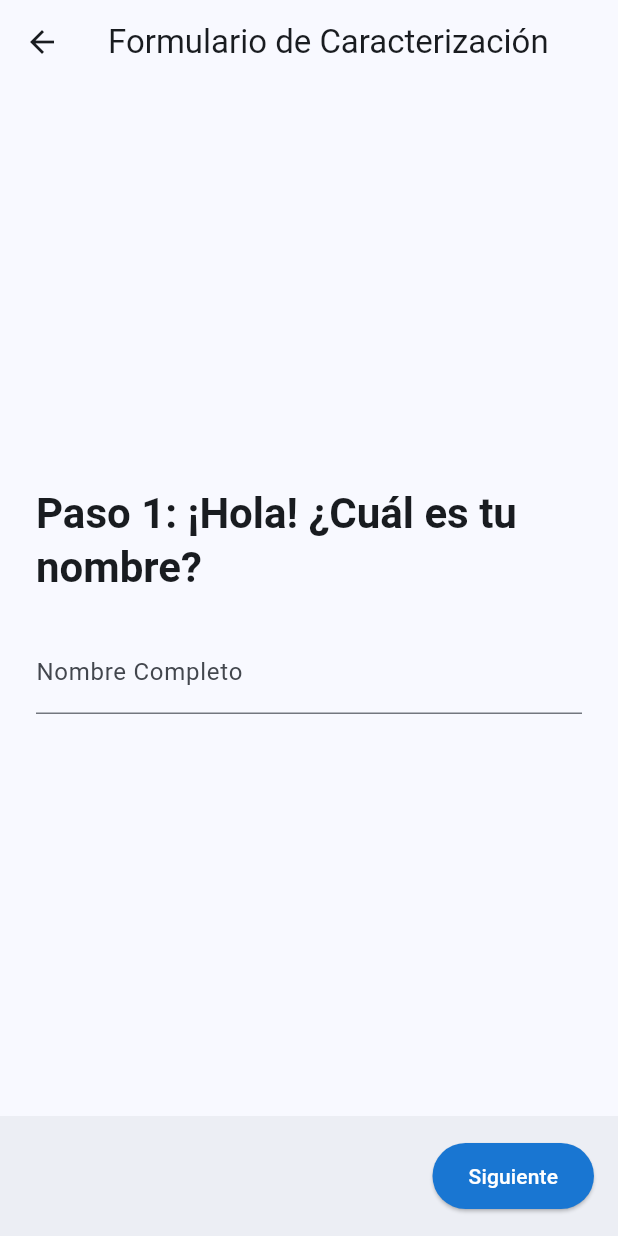
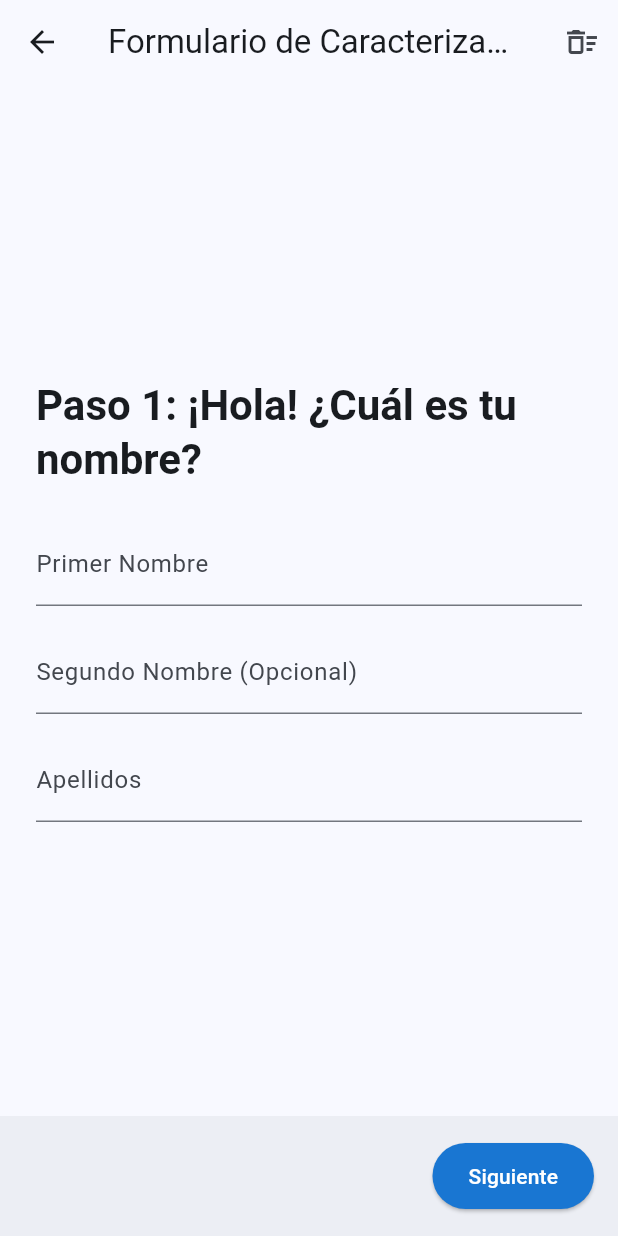
Before and after one commit to danielelgary/form_gemini_tutorial, a Flutter app: the ComplexFormPage screen opened directly, after a tap on "Siguiente", on a phone screen of 412 x 824 dp. Run offline on Flutter 3.47's test engine with Material 3 defaults, Android fonts, the phone set to English and light mode, and no system bars; drawn by our look-alikes of flutter_form_builder; our stand-ins replace form_builder_validators, shared_preferences; accounts and stored records are empty.

Commit message:
cambios temporales

```diff
--- a/lib/features/complex_form/controller/form_controller.dart
+++ b/lib/features/complex_form/controller/form_controller.dart
@@ -1,7 +1,10 @@
 // lib/features/complex_form/controller/form_controller.dart
+import 'dart:convert';
 import 'package:flutter/material.dart';
 import 'package:flutter_form_builder/flutter_form_builder.dart';
-import '../model/service_model.dart'; // Importamos el nuevo modelo de Servicio
+import 'package:form_gemini_tutorial/features/complex_form/view/submission_result_page.dart';
+import '../model/service_model.dart';
+import 'package:shared_preferences/shared_preferences.dart';
 
 class CharacterizationFormController with ChangeNotifier {
   final formKey = GlobalKey<FormBuilderState>();
@@ -10,40 +13,141 @@ class CharacterizationFormController with ChangeNotifier {
   int _currentPage = 0;
   int get currentPage => _currentPage;
 
-  // El estado principal ahora es una lista de servicios
   List<ServiceModel> services = [];
   bool? isInReps;
+  bool isLoading = false;
+
+  // Clave para guardar en SharedPreferences
+  static const String _draftKey = 'form_draft';
 
   CharacterizationFormController() {
+    _loadDraft(); // Intentamos cargar un borrador al iniciar
     pageController.addListener(() {
       final newPage = pageController.page?.round() ?? 0;
       if (newPage != _currentPage) {
         _currentPage = newPage;
         notifyListeners();
+        _saveDraft(); // Guardamos el progreso al cambiar de página
       }
     });
   }
 
-  void setIsInReps(bool value) {
-    isInReps = value;
+  // --- LÓGICA DE PERSISTENCIA DE ESTADO ---
+
+  Future<void> _saveDraft() async {
+    if (formKey.currentState == null) return;
+
+    formKey.currentState!.save();
+    final formData = formKey.currentState!.value;
+
+    final draftData = {
+      'currentPage': _currentPage,
+      'formData': formData,
+      'services': services.map((s) => {
+        'nombre': s.nombre,
+        'modalidad': s.modalidad,
+        'infraestructura': {
+          'departamento': s.infraestructura.departamento,
+          'ciudad': s.infraestructura.ciudad,
+          'direccion': s.infraestructura.direccion,
+          'disposicionLocativa': s.infraestructura.disposicionLocativa,
+          'tieneRetie': s.infraestructura.tieneRetie,
+          'capacidadInstalada': s.infraestructura.capacidadInstalada.map((c) => {'tipo': c.tipo, 'finalidad': c.finalidad}).toList(),
+        }
+      }).toList(),
+    };
+
+    final prefs = await SharedPreferences.getInstance();
+    await prefs.setString(_draftKey, json.encode(draftData));
+    print("Borrador guardado.");
+  }
+
+  Future<void> _loadDraft() async {
+    final prefs = await SharedPreferences.getInstance();
+    final draftString = prefs.getString(_draftKey);
+
+    if (draftString != null) {
+      final draftData = json.decode(draftString);
+
+      // Cargamos los servicios
+      if (draftData['services'] != null) {
+        services = (draftData['services'] as List).map((s) => ServiceModel(
+          nombre: s['nombre'],
+          modalidad: s['modalidad'],
+          infraestructura: Infraestructura(
+            departamento: s['infraestructura']['departamento'],
+            ciudad: s['infraestructura']['ciudad'],
+            direccion: s['infraestructura']['direccion'],
+            disposicionLocativa: s['infraestructura']['disposicionLocativa'],
+            tieneRetie: s['infraestructura']['tieneRetie'],
+            capacidad: (s['infraestructura']['capacidadInstalada'] as List).map((c) => CapacidadInstalada(tipo: c['tipo'], finalidad: c['finalidad'])).toList(),
+          ),
+        )).toList();
+      }
+
+      // Cargamos los datos del formulario
+      if (draftData['formData'] != null) {
+        formKey.currentState?.patchValue(draftData['formData']);
+        isInReps = formKey.currentState?.fields['isInReps']?.value;
+      }
+
+      // Navegamos a la página guardada
+      if (draftData['currentPage'] != null && pageController.hasClients) {
+        pageController.jumpToPage(draftData['currentPage']);
+      }
+
+      print("Borrador cargado.");
+      notifyListeners();
+    }
+  }
+
+  Future<void> clearDraft() async {
+    final prefs = await SharedPreferences.getInstance();
+    await prefs.remove(_draftKey);
+
+    // Reseteamos el estado
+    services.clear();
+    isInReps = null;
+    formKey.currentState?.reset();
+    if (pageController.hasClients) {
+      pageController.jumpToPage(0);
+    }
+    print("Borrador eliminado.");
     notifyListeners();
   }
 
-  // --- Métodos para gestionar la lista de servicios ---
+  // --- MÉTODOS EXISTENTES ---
+
+  void onFieldChanged() {
+    notifyListeners();
+    _saveDraft(); // Guardamos el progreso al cambiar un campo
+  }
+
+  void setIsInReps(bool? value) {
+    if (isInReps != value) {
+      isInReps = value;
+      notifyListeners();
+      _saveDraft();
+    }
+  }
+
   void addService(ServiceModel service) {
     services.add(service);
     notifyListeners();
+    _saveDraft();
   }
 
   void removeService(ServiceModel service) {
     services.remove(service);
     notifyListeners();
+    _saveDraft();
   }
 
   void updateService(int index, ServiceModel service) {
     if (index >= 0 && index < services.length) {
       services[index] = service;
       notifyListeners();
+      _saveDraft();
     }
   }
 
@@ -63,28 +167,18 @@ class CharacterizationFormController with ChangeNotifier {
     );
   }
 
-  Future<void> submitForm() async {
-    if (formKey.currentState?.saveAndValidate(focusOnInvalid: false) ?? false) {
-      final formData = formKey.currentState!.value;
-      print("--- FORMULARIO A ENVIAR ---");
-      print("Datos principales:");
-      print(formData);
-      print("--- Servicios Añadidos (${services.length}) ---");
-      for (var service in services) {
-        print("- Servicio: ${service.nombre}");
-        print("  Modalidad: ${service.modalidad}");
-        print("  Infraestructura: ${service.infraestructura.direccion}");
-        print("  Capacidad: ${service.infraestructura.capacidadInstalada.length} items");
-      }
-      print("--------------------------");
-    } else {
-      print("El formulario contiene errores.");
+  Future<void> submitForm(BuildContext context) async {
+    // ... (La lógica de construcción del JSON se mantiene igual)
+    // ...
+    // Al final, después del éxito, limpiamos el borrador.
+    try {
+      // ... (tu lógica de envío)
+      await clearDraft(); // Limpia el borrador después de un envío exitoso
+      Navigator.of(context).push(MaterialPageRoute(
+        builder: (_) => const SubmissionResultPage(success: true, message: 'Tu caracterización ha sido registrada correctamente.'),
+      ));
+    } catch (e) {
+      // ... (tu manejo de errores)
     }
   }
-
-  @override
-  void dispose() {
-    pageController.dispose();
-    super.dispose();
-  }
 }
--- a/lib/features/complex_form/model/service_model.dart
+++ b/lib/features/complex_form/model/service_model.dart
@@ -1,6 +1,5 @@
 // lib/features/complex_form/model/service_model.dart
 
-// Modelo para la capacidad instalada (consultorios, salas, etc.)
 class CapacidadInstalada {
   String tipo; // "consultorio" o "sala"
   String finalidad;
@@ -17,18 +16,12 @@ class CapacidadInstalada {
   }
 }
 
-// Modelo para la Sede (ahora llamada Infraestructura para coincidir con el JSON)
 class Infraestructura {
-  // Paso 9: Ubicación
   String departamento;
   String ciudad;
   String direccion;
-
-  // Paso 10: Detalles
-  String disposicionLocativa; // 'primer_piso', 'segundo_piso_o_mas'
+  String disposicionLocativa;
   bool tieneRetie;
-
-  // Paso 11: Capacidad Instalada
   List<CapacidadInstalada> capacidadInstalada;
 
   Infraestructura({
@@ -46,9 +39,8 @@ class Infraestructura {
   }
 }
 
-// El modelo principal que representa un Servicio completo
 class ServiceModel {
-  String nombre; // 'Atención de urgencias', 'Consulta externa', etc.
+  String nombre;
   String modalidad;
   Infraestructura infraestructura;
 
--- a/lib/features/complex_form/view/complex_form_page.dart
+++ b/lib/features/complex_form/view/complex_form_page.dart
@@ -3,13 +3,14 @@ import 'package:flutter/material.dart';
 import 'package:flutter_form_builder/flutter_form_builder.dart';
 import 'package:form_builder_validators/form_builder_validators.dart';
 import 'package:form_gemini_tutorial/features/complex_form/controller/form_controller.dart';
-import 'package:form_gemini_tutorial/features/complex_form/view/services_section_page.dart'; // Importa la nueva sección
+import 'package:form_gemini_tutorial/features/complex_form/view/services_section_page.dart';
 import 'package:provider/provider.dart';
 
+// ... (El widget SimpleQuestionPage se mantiene igual)
 class SimpleQuestionPage extends StatelessWidget {
   final String title;
-  final Widget formField;
-  const SimpleQuestionPage({super.key, required this.title, required this.formField});
+  final List<Widget> formFields;
+  const SimpleQuestionPage({super.key, required this.title, required this.formFields});
 
   @override
   Widget build(BuildContext context) {
@@ -21,12 +22,13 @@ class SimpleQuestionPage extends StatelessWidget {
         children: [
           Text(title, style: Theme.of(context).textTheme.headlineMedium?.copyWith(fontWeight: FontWeight.bold)),
           const SizedBox(height: 24),
-          formField,
+          ...formFields,
         ],
       ),
     );
   }
 }
+
 
 class ComplexFormPage extends StatelessWidget {
   const ComplexFormPage({super.key});
@@ -39,31 +41,70 @@ class ComplexFormPage extends StatelessWidget {
         appBar: AppBar(
           title: const Text("Formulario de Caracterización"),
           scrolledUnderElevation: 0,
+          // --- ¡NUEVO! Botón para limpiar el borrador ---
+          actions: [
+            Consumer<CharacterizationFormController>(
+              builder: (context, controller, child) {
+                return IconButton(
+                  icon: const Icon(Icons.delete_sweep_outlined),
+                  tooltip: "Empezar de Nuevo",
+                  onPressed: () {
+                    showDialog(
+                      context: context,
+                      builder: (dialogContext) => AlertDialog(
+                        title: const Text("¿Empezar de Nuevo?"),
+                        content: const Text("Se borrará todo el progreso que has guardado en este formulario."),
+                        actions: [
+                          TextButton(
+                            child: const Text("Cancelar"),
+                            onPressed: () => Navigator.of(dialogContext).pop(),
+                          ),
+                          TextButton(
+                            child: const Text("Sí, empezar de nuevo"),
+                            onPressed: () {
+                              controller.clearDraft();
+                              Navigator.of(dialogContext).pop();
+                            },
+                          ),
+                        ],
+                      ),
+                    );
+                  },
+                );
+              },
+            ),
+          ],
         ),
+        // ... (El resto del widget se mantiene exactamente igual)
         body: Consumer<CharacterizationFormController>(
           builder: (context, controller, child) {
             final pages = [
-              SimpleQuestionPage(title: "Paso 1: ¡Hola! ¿Cuál es tu nombre?", formField: FormBuilderTextField(name: 'fullName', decoration: const InputDecoration(labelText: 'Nombre Completo'), validator: FormBuilderValidators.required())),
-              SimpleQuestionPage(title: "Paso 2: ¿Y tu identificación?", formField: FormBuilderTextField(name: 'identification', decoration: const InputDecoration(labelText: 'Número de Identificación (C.C. o NIT)'), validator: FormBuilderValidators.required())),
-              SimpleQuestionPage(title: "Paso 3: ¿Qué tipo de prestador eres?", formField: FormBuilderDropdown(name: 'providerType', decoration: const InputDecoration(labelText: 'Selecciona una opción', border: OutlineInputBorder()), items: const [DropdownMenuItem(value: 'ips', child: Text('IPS')), DropdownMenuItem(value: 'independiente', child: Text('Profesional Independiente')), DropdownMenuItem(value: 'transporte', child: Text('Transporte especial de pacientes')), DropdownMenuItem(value: 'otro', child: Text('Entidad con objeto social diferente'))], validator: FormBuilderValidators.required())),
+              // ... (la definición de tus páginas)
+              SimpleQuestionPage(
+                title: "Paso 1: ¡Hola! ¿Cuál es tu nombre?",
+                formFields: [
+                  FormBuilderTextField(name: 'first_name', decoration: const InputDecoration(labelText: 'Primer Nombre'), validator: FormBuilderValidators.required(), onChanged: (_) => controller.onFieldChanged()),
+                  const SizedBox(height: 16),
+                  FormBuilderTextField(name: 'middle_name', decoration: const InputDecoration(labelText: 'Segundo Nombre (Opcional)'), onChanged: (_) => controller.onFieldChanged()),
+                  const SizedBox(height: 16),
+                  FormBuilderTextField(name: 'last_name', decoration: const InputDecoration(labelText: 'Apellidos'), validator: FormBuilderValidators.required(), onChanged: (_) => controller.onFieldChanged()),
+                ],
+              ),
+              SimpleQuestionPage(title: "Paso 2: ¿Y tu identificación?", formFields: [FormBuilderTextField(name: 'identification', decoration: const InputDecoration(labelText: 'Número de Identificación (C.C. o NIT)'), validator: FormBuilderValidators.required(), onChanged: (_) => controller.onFieldChanged())]),
+              SimpleQuestionPage(title: "Paso 3: ¿Qué tipo de prestador eres?", formFields: [FormBuilderDropdown(name: 'providerType', decoration: const InputDecoration(labelText: 'Selecciona una opción', border: OutlineInputBorder()), items: const [DropdownMenuItem(value: 'ips', child: Text('IPS')), DropdownMenuItem(value: 'independiente', child: Text('Profesional Independiente')), DropdownMenuItem(value: 'transporte', child: Text('Transporte especial de pacientes')), DropdownMenuItem(value: 'otro', child: Text('Entidad con objeto social diferente'))], validator: FormBuilderValidators.required(), onChanged: (_) => controller.onFieldChanged())]),
               SimpleQuestionPage(
                 title: "Paso 4: ¿Ya estás inscrito en el REPS?",
-                formField: FormBuilderRadioGroup(
+                formFields: [FormBuilderRadioGroup(
                   name: 'isInReps',
                   decoration: const InputDecoration(border: InputBorder.none),
                   options: const [
                     FormBuilderFieldOption(value: true, child: Text('Sí, ya estoy inscrito')),
                     FormBuilderFieldOption(value: false, child: Text('No, quiero inscribirme')),
                   ],
-                   onChanged: (value) {
-                    if (value != null) {
-                      context.read<CharacterizationFormController>().setIsInReps(value);
-                    }
-                  },
+                   onChanged: (value) => context.read<CharacterizationFormController>().setIsInReps(value),
                   validator: FormBuilderValidators.required(),
-                ),
+                )],
               ),
-              // Esta página de Servicios es la última y más importante
               const ServicesSectionPage(),
             ];
 
@@ -79,7 +120,7 @@ class ComplexFormPage extends StatelessWidget {
         ),
         bottomNavigationBar: Consumer<CharacterizationFormController>(
           builder: (context, controller, child) {
-            const totalPages = 5; // Ahora tenemos 5 secciones fijas
+            const totalPages = 5;
             final isLastPage = controller.currentPage == totalPages - 1;
 
             return BottomAppBar(
@@ -88,12 +129,14 @@ class ComplexFormPage extends StatelessWidget {
                 mainAxisAlignment: MainAxisAlignment.spaceBetween,
                 children: [
                   if (controller.currentPage > 0)
-                    TextButton.icon(icon: const Icon(Icons.arrow_back), label: const Text("Anterior"), onPressed: controller.previousPage),
+                    TextButton.icon(icon: const Icon(Icons.arrow_back), label: const Text("Anterior"), onPressed: controller.isLoading ? null : controller.previousPage),
                   const Spacer(),
                   ElevatedButton(
-                    onPressed: isLastPage ? controller.submitForm : controller.nextPage,
+                    onPressed: controller.isLoading ? null : (isLastPage ? () => controller.submitForm(context) : controller.nextPage),
                     style: ElevatedButton.styleFrom(padding: const EdgeInsets.symmetric(horizontal: 24, vertical: 12)),
-                    child: Text(isLastPage ? "Finalizar y Enviar" : "Siguiente"),
+                    child: controller.isLoading && isLastPage
+                        ? const SizedBox(width: 24, height: 24, child: CircularProgressIndicator(color: Colors.white, strokeWidth: 3))
+                        : Text(isLastPage ? "Finalizar y Enviar" : "Siguiente"),
                   ),
                 ],
               ),
```
Also changed, not shown: lib/features/complex_form/model/sede_model.dart (deleted, +0 -46 lines), lib/features/complex_form/view/sedes_section_page.dart (+39 -30 lines), lib/features/complex_form/view/service_form_page.dart (+1 -7 lines), lib/features/complex_form/view/submission_result_page.dart (added, +57 -0 lines), lib/features/complex_form/widgets/_employment_info_section.dart (deleted, +0 -125 lines), lib/features/complex_form/widgets/_legal_section.dart (deleted, +0 -50 lines), lib/features/complex_form/widgets/_personal_info_section.dart (deleted, +0 -53 lines).
